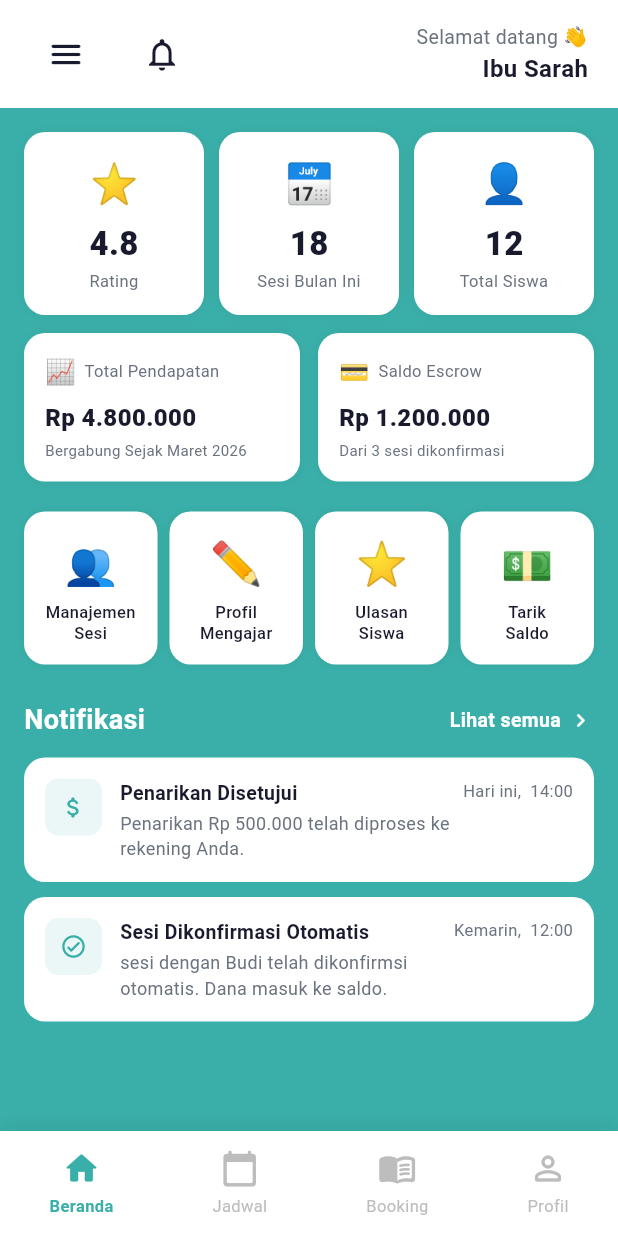
After one commit to muhammadariefand/lazuardyFrontend, a Flutter app: the BerandaTutorPage screen opened by its route, on a phone screen of 412 x 824 dp. The commit adds this screen. Run offline on Flutter 3.47's test engine with Material 3 defaults, Android fonts, the phone set to English and light mode, and no system bars; our stand-ins replace dio, flutter_bloc, get_it; Roboto replaces fonts that are missing (Poppins).

Commit message:
tambah page baru (beranda tutor)

```diff
--- a/lib/main.dart
+++ b/lib/main.dart
@@ -29,6 +29,7 @@ import 'package:lazuadry_mobile_fe/presentation/pages/siswa/riwayat_sesi/rating_
 import 'package:lazuadry_mobile_fe/presentation/pages/siswa/riwayat_sesi/riwayat_sesi_page.dart';
 import 'package:lazuadry_mobile_fe/presentation/pages/siswa/sesi_dibatalkan_page.dart';
 import 'package:lazuadry_mobile_fe/presentation/pages/siswa/ulasan_tutor/ulasan_tutor_page.dart';
+import 'package:lazuadry_mobile_fe/presentation/pages/tutor/beranda/beranda_tutor_page.dart';
 import 'package:lazuadry_mobile_fe/presentation/state_management/auth/auth_cubit.dart';
 
 // ── Shared ─────────────────────────────────────────────────────────
@@ -178,7 +179,7 @@ class LazuardyApp extends StatelessWidget {
           '/tutor/reset-password': (_) => const ResetPasswordTutorPage(),
 
           // ── Tutor: Home (TODO) ─────────────────────────────────
-          // '/tutor/beranda': (_) => const BerandaTutorPage(),
+          '/tutor/beranda': (_) => const BerandaTutorPage(),
 
           // ── Orang Tua: TIDAK ada register ─────────────────────
           // Orang Tua login memakai akun anak (email+password siswa)
--- /dev/null
+++ b/lib/presentation/pages/tutor/beranda/beranda_tutor_page.dart
@@ -0,0 +1,391 @@
+// lib/presentation/pages/tutor/beranda_tutor_page.dart
+// Beranda Tutor
+// - 3 stat cards: Rating / Sesi Bulan Ini / Total Siswa
+// - 2 pendapatan cards: Total Pendapatan + Saldo Escrow
+// - 4 menu grid: Manajemen Sesi / Profil Mengajar / Ulasan Siswa / Tarik Saldo
+// - Notifikasi section
+// - Optional warning banner (Image 2)
+
+import 'package:flutter/material.dart';
+import 'package:lazuadry_mobile_fe/core/theme/app_theme.dart';
+import 'package:lazuadry_mobile_fe/presentation/widgets/tutor_buttom_nav.dart';
+
+const _teal = Color(0xFF3AAFA9);
+
+class BerandaTutorPage extends StatefulWidget {
+  const BerandaTutorPage({super.key});
+  @override
+  State<BerandaTutorPage> createState() => _BerandaTutorPageState();
+}
+
+class _BerandaTutorPageState extends State<BerandaTutorPage> {
+  final _scaffoldKey = GlobalKey<ScaffoldState>();
+
+  // ── Data dummy — ganti dengan Cubit state ─────────────────────
+  static const _nama            = 'Ibu Sarah';
+  static const _rating          = 4.8;
+  static const _sesiBulanIni    = 18;
+  static const _totalSiswa      = 12;
+  static const _totalPendapatan = 4800000;
+  static const _saldoEscrow     = 1200000;
+  static const _bergabungSejak  = 'Bergabung Sejak Maret 2026';
+  static const _escrowInfo      = 'Dari 3 sesi dikonfirmasi';
+  static const _hasWarning      = true;   // toggle untuk state warning
+  static const _warningCount    = 1;
+
+  static const _notifList = [
+    _NotifData(
+      icon: Icons.attach_money_rounded,
+      judul: 'Penarikan Disetujui',
+      subjudul: 'Penarikan Rp 500.000 telah diproses ke rekening Anda.',
+      waktu: 'Hari ini,  14:00',
+    ),
+    _NotifData(
+      icon: Icons.check_circle_outline_rounded,
+      judul: 'Sesi Dikonfirmasi Otomatis',
+      subjudul: 'sesi dengan Budi telah dikonfirmsi otomatis. Dana masuk ke saldo.',
+      waktu: 'Kemarin,  12:00',
+    ),
+  ];
+
+  // ── Format Rupiah ─────────────────────────────────────────────
+  String _rp(int v) {
+    final s = v.toString();
+    final b = StringBuffer('Rp ');
+    for (int i = 0; i < s.length; i++) {
+      if (i > 0 && (s.length - i) % 3 == 0) b.write('.');
+      b.write(s[i]);
+    }
+    return b.toString();
+  }
+
+  @override
+  Widget build(BuildContext context) {
+    return Scaffold(
+      key: _scaffoldKey,
+      backgroundColor: _teal,
+      bottomNavigationBar: TutorBottomNav(
+        currentIndex: 0,
+        onTap: (i) {
+          if (i == 1) Navigator.pushReplacementNamed(context, '/tutor/jadwal');
+          if (i == 2) Navigator.pushReplacementNamed(context, '/tutor/konfirmasi-booking');
+          if (i == 3) Navigator.pushReplacementNamed(context, '/tutor/profil');
+        },
+      ),
+      body: SafeArea(
+        child: Column(children: [
+          _buildAppBar(),
+          Expanded(child: SingleChildScrollView(
+            physics: const BouncingScrollPhysics(),
+            child: Column(crossAxisAlignment: CrossAxisAlignment.start, children: [
+              const SizedBox(height: 16),
+
+              // ── Warning banner (kondisional) ─────────────────
+              // if (_hasWarning) ...[
+              //   _buildWarningBanner(),
+              //   const SizedBox(height: 12),
+              // ],
+
+              // ── 3 stat cards ─────────────────────────────────
+              _buildStatCards(),
+              const SizedBox(height: 12),
+
+              // ── 2 pendapatan cards ────────────────────────────
+              _buildPendapatanRow(),
+              const SizedBox(height: 20),
+
+              // ── 4 menu grid ───────────────────────────────────
+              _buildMenuGrid(),
+              const SizedBox(height: 24),
+
+              // ── Notifikasi ────────────────────────────────────
+              _buildNotifikasiSection(),
+              const SizedBox(height: 32),
+            ]),
+          )),
+        ]),
+      ),
+    );
+  }
+
+  // ── AppBar ────────────────────────────────────────────────────
+  Widget _buildAppBar() {
+    return Container(
+      color: Colors.white,
+      padding: const EdgeInsets.symmetric(horizontal: 20, vertical: 12),
+      child: Row(children: [
+        // Hamburger → drawer
+        IconButton(
+          onPressed: () => _scaffoldKey.currentState?.openDrawer(),
+          icon: const Icon(Icons.menu_rounded, color: AppColors.textPrimary, size: 26),
+          padding: EdgeInsets.zero,
+          constraints: const BoxConstraints(),
+        ),
+        const SizedBox(width: 16),
+        // Bell → notifikasi
+        IconButton(
+          onPressed: () => Navigator.pushNamed(context, '/tutor/notifikasi'),
+          icon: const Icon(Icons.notifications_outlined, color: AppColors.textPrimary, size: 26),
+          padding: EdgeInsets.zero,
+          constraints: const BoxConstraints(),
+        ),
+        const Spacer(),
+        Column(crossAxisAlignment: CrossAxisAlignment.end, children: [
+          const Row(mainAxisSize: MainAxisSize.min, children: [
+            Text('Selamat datang ', style: TextStyle(fontSize: 13, color: AppColors.textSecondary)),
+            Text('👋', style: TextStyle(fontSize: 13)),
+          ]),
+          const Text(_nama, style: TextStyle(
+              fontSize: 16, fontWeight: FontWeight.w700, color: AppColors.textPrimary)),
+        ]),
+      ]),
+    );
+  }
+
+  // ── Warning Banner ────────────────────────────────────────────
+  // Widget _buildWarningBanner() {
+  //   return Container(
+  //     margin: const EdgeInsets.symmetric(horizontal: 16),
+  //     padding: const EdgeInsets.all(16),
+  //     decoration: BoxDecoration(
+  //       color: const Color(0xFFFFF8E1),
+  //       borderRadius: BorderRadius.circular(14),
+  //       border: Border.all(color: const Color(0xFFFFE082)),
+  //     ),
+  //     child: Row(crossAxisAlignment: CrossAxisAlignment.start, children: [
+  //       const Text('⚠️', style: TextStyle(fontSize: 18)),
+  //       const SizedBox(width: 10),
+  //       Expanded(
+  //         child: RichText(
+  //           text: TextSpan(
+  //             style: const TextStyle(fontSize: 13, color: Color(0xFF92400E), height: 1.5),
+  //             children: [
+  //               TextSpan(
+  //                 text: 'Peringatan ($_warningCount/3)\n',
+  //                 style: const TextStyle(fontWeight: FontWeight.w700),
+  //               ),
+  //               const TextSpan(text: 'Anda telah menerima 1 peringatan.\nJika mencapai 3 peringatan, akun akan '),
+  //               const TextSpan(
+  //                 text: 'disuspend selama 7 hari',
+  //                 style: TextStyle(fontWeight: FontWeight.w700),
+  //               ),
+  //               const TextSpan(text: '.\n Mohon gunakan platform sesuai ketentuan.'),
+  //             ],
+  //           ),
+  //         ),
+  //       ),
+  //     ]),
+  //   );
+  // }
+
+  // ── 3 Stat Cards ─────────────────────────────────────────────
+  Widget _buildStatCards() {
+    return Padding(
+      padding: const EdgeInsets.symmetric(horizontal: 16),
+      child: Row(children: [
+        _statCard('⭐', '$_rating', 'Rating'),
+        const SizedBox(width: 10),
+        _statCard('📅', '$_sesiBulanIni', 'Sesi Bulan Ini'),
+        const SizedBox(width: 10),
+        _statCard('👤', '$_totalSiswa', 'Total Siswa'),
+      ]),
+    );
+  }
+
+  Widget _statCard(String icon, String value, String label) {
+    return Expanded(
+      child: Container(
+        padding: const EdgeInsets.symmetric(vertical: 16, horizontal: 6),
+        decoration: BoxDecoration(
+          color: Colors.white,
+          borderRadius: BorderRadius.circular(14),
+          boxShadow: [BoxShadow(
+              color: Colors.black.withOpacity(0.05), blurRadius: 8)],
+        ),
+        child: Column(children: [
+          Text(icon, style: const TextStyle(fontSize: 26)),
+          const SizedBox(height: 6),
+          Text(value,
+              style: const TextStyle(
+                  fontSize: 22, fontWeight: FontWeight.w800,
+                  color: AppColors.textPrimary)),
+          const SizedBox(height: 2),
+          Text(label,
+              textAlign: TextAlign.center,
+              style: const TextStyle(
+                  fontSize: 11, color: AppColors.textSecondary, height: 1.3)),
+        ]),
+      ),
+    );
+  }
+
+  // ── Pendapatan + Escrow ───────────────────────────────────────
+  Widget _buildPendapatanRow() {
+    return Padding(
+      padding: const EdgeInsets.symmetric(horizontal: 16),
+      child: Row(children: [
+        Expanded(child: _pendapatanCard(
+          icon: '📈',
+          title: 'Total Pendapatan',
+          amount: _totalPendapatan,
+          sub: _bergabungSejak,
+        )),
+        const SizedBox(width: 12),
+        Expanded(child: _pendapatanCard(
+          icon: '💳',
+          title: 'Saldo Escrow',
+          amount: _saldoEscrow,
+          sub: _escrowInfo,
+        )),
+      ]),
+    );
+  }
+
+  Widget _pendapatanCard({
+    required String icon,
+    required String title,
+    required int amount,
+    required String sub,
+  }) {
+    return Container(
+      padding: const EdgeInsets.all(14),
+      decoration: BoxDecoration(
+        color: Colors.white,
+        borderRadius: BorderRadius.circular(14),
+        boxShadow: [BoxShadow(
+            color: Colors.black.withOpacity(0.05), blurRadius: 8)],
+      ),
+      child: Column(crossAxisAlignment: CrossAxisAlignment.start, children: [
+        Row(children: [
+          Text(icon, style: const TextStyle(fontSize: 16)),
+          const SizedBox(width: 6),
+          Expanded(child: Text(title,
+              style: const TextStyle(fontSize: 11, color: AppColors.textSecondary))),
+        ]),
+        const SizedBox(height: 8),
+        Text(_rp(amount),
+            style: const TextStyle(
+                fontSize: 16, fontWeight: FontWeight.w800,
+                color: AppColors.textPrimary)),
+        const SizedBox(height: 4),
+        Text(sub,
+            style: const TextStyle(
+                fontSize: 10, color: AppColors.textSecondary, height: 1.3)),
+      ]),
+    );
+  }
+
+  // ── 4 Menu Grid ───────────────────────────────────────────────
+  Widget _buildMenuGrid() {
+    const menus = [
+      ('👥', 'Manajemen\nSesi',    '/tutor/manajemen-sesi'),
+      ('✏️', 'Profil\nMengajar',  '/tutor/profil-mengajar'),
+      ('⭐', 'Ulasan\nSiswa',     '/tutor/ulasan-siswa'),
+      ('💵', 'Tarik\nSaldo',      '/tutor/tarik-saldo'),
+    ];
+    return Padding(
+      padding: const EdgeInsets.symmetric(horizontal: 16),
+      child: Row(
+        mainAxisAlignment: MainAxisAlignment.spaceBetween,
+        children: menus.map((m) {
+          final w = (MediaQuery.of(context).size.width - 32 - 24) / 4;
+          return GestureDetector(
+            onTap: () => Navigator.pushNamed(context, m.$3),
+            child: Container(
+              width: w,
+              padding: const EdgeInsets.symmetric(vertical: 14, horizontal: 4),
+              decoration: BoxDecoration(
+                color: Colors.white,
+                borderRadius: BorderRadius.circular(14),
+                boxShadow: [BoxShadow(
+                    color: Colors.black.withOpacity(0.06), blurRadius: 6)],
+              ),
+              child: Column(mainAxisSize: MainAxisSize.min, children: [
+                Text(m.$1, style: const TextStyle(fontSize: 28)),
+                const SizedBox(height: 6),
+                Text(m.$2,
+                    textAlign: TextAlign.center,
+                    style: const TextStyle(
+                        fontSize: 11, fontWeight: FontWeight.w500,
+                        color: AppColors.textPrimary, height: 1.3)),
+              ]),
+            ),
+          );
+        }).toList(),
+      ),
+    );
+  }
+
+  // ── Notifikasi ────────────────────────────────────────────────
+  Widget _buildNotifikasiSection() {
+    return Padding(
+      padding: const EdgeInsets.symmetric(horizontal: 16),
+      child: Column(crossAxisAlignment: CrossAxisAlignment.start, children: [
+        Row(
+          mainAxisAlignment: MainAxisAlignment.spaceBetween,
+          children: [
+            const Text('Notifikasi',
+                style: TextStyle(
+                    fontSize: 18, fontWeight: FontWeight.w700, color: Colors.white)),
+            GestureDetector(
+              onTap: () => Navigator.pushNamed(context, '/tutor/notifikasi'),
+              child: const Row(children: [
+                Text('Lihat semua',
+                    style: TextStyle(
+                        fontSize: 13, fontWeight: FontWeight.w600, color: Colors.white)),
+                SizedBox(width: 4),
+                Icon(Icons.chevron_right_rounded, color: Colors.white, size: 18),
+              ]),
+            ),
+          ],
+        ),
+        const SizedBox(height: 12),
+        ..._notifList.map((n) => Padding(
+          padding: const EdgeInsets.only(bottom: 10),
+          child: Container(
+            padding: const EdgeInsets.all(14),
+            decoration: BoxDecoration(
+              color: Colors.white,
+              borderRadius: BorderRadius.circular(14),
+            ),
+            child: Row(crossAxisAlignment: CrossAxisAlignment.start, children: [
+              Container(
+                width: 38, height: 38,
+                decoration: BoxDecoration(
+                  color: _teal.withOpacity(0.1),
+                  borderRadius: BorderRadius.circular(9),
+                ),
+                child: Icon(n.icon, color: _teal, size: 18),
+              ),
+              const SizedBox(width: 12),
+              Expanded(child: Column(
+                  crossAxisAlignment: CrossAxisAlignment.start, children: [
+                Text(n.judul, style: const TextStyle(
+                    fontSize: 13, fontWeight: FontWeight.w700,
+                    color: AppColors.textPrimary)),
+                const SizedBox(height: 2),
+                Text(n.subjudul, style: const TextStyle(
+                    fontSize: 12, color: AppColors.textSecondary, height: 1.4)),
+              ])),
+              const SizedBox(width: 8),
+              Text(n.waktu, style: const TextStyle(
+                  fontSize: 11, color: AppColors.textSecondary)),
+            ]),
+          ),
+        )),
+      ]),
+    );
+  }
+}
+
+// ── Model notif ───────────────────────────────────────────────────
+class _NotifData {
+  final IconData icon;
+  final String judul, subjudul, waktu;
+  const _NotifData({
+    required this.icon,
+    required this.judul,
+    required this.subjudul,
+    required this.waktu,
+  });
+}
--- /dev/null
+++ b/lib/presentation/widgets/tutor_buttom_nav.dart
@@ -0,0 +1,49 @@
+// lib/presentation/widgets/tutor_bottom_nav.dart
+// Bottom navigation bar reusable untuk semua halaman Tutor
+
+import 'package:flutter/material.dart';
+
+const _teal = Color(0xFF3AAFA9);
+
+class TutorBottomNav extends StatelessWidget {
+  final int currentIndex;
+  final ValueChanged<int> onTap;
+  const TutorBottomNav({super.key, required this.currentIndex, required this.onTap});
+
+  static const _items = [
+    (Icons.home_rounded, 'Beranda'),
+    (Icons.calendar_today_rounded, 'Jadwal'),
+    (Icons.menu_book_rounded, 'Booking'),
+    (Icons.person_outline_rounded, 'Profil'),
+  ];
+
+  @override
+  Widget build(BuildContext context) {
+    return Container(
+      decoration: BoxDecoration(color: Colors.white,
+        boxShadow: [BoxShadow(color: Colors.black.withOpacity(0.08), blurRadius: 12, offset: const Offset(0, -3))]),
+      child: SafeArea(top: false, child: Padding(
+        padding: const EdgeInsets.symmetric(vertical: 8),
+        child: Row(mainAxisAlignment: MainAxisAlignment.spaceAround,
+          children: _items.asMap().entries.map((e) {
+            final isActive = e.key == currentIndex;
+            return GestureDetector(
+              onTap: () => onTap(e.key),
+              behavior: HitTestBehavior.opaque,
+              child: Padding(
+                padding: const EdgeInsets.symmetric(horizontal: 16, vertical: 4),
+                child: Column(mainAxisSize: MainAxisSize.min, children: [
+                  Icon(e.value.$1, size: 26, color: isActive ? _teal : Colors.grey.shade400),
+                  const SizedBox(height: 4),
+                  Text(e.value.$2, style: TextStyle(fontSize: 11,
+                    fontWeight: isActive ? FontWeight.w600 : FontWeight.w400,
+                    color: isActive ? _teal : Colors.grey.shade400)),
+                ]),
+              ),
+            );
+          }).toList(),
+        ),
+      )),
+    );
+  }
+}
```
